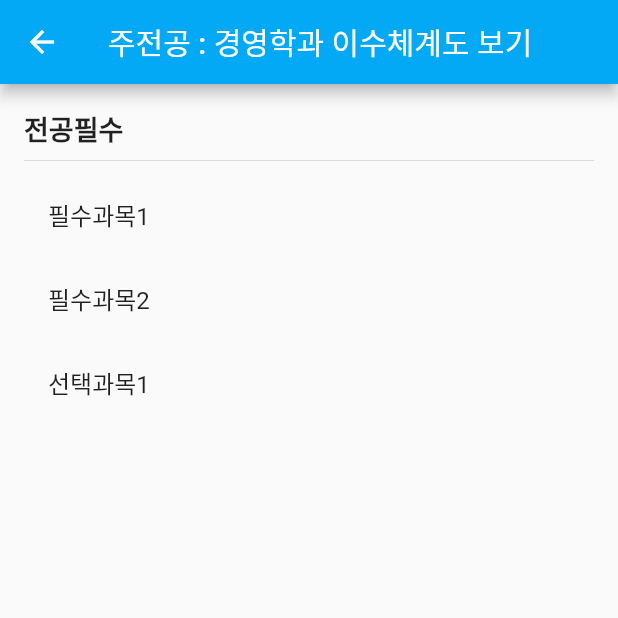
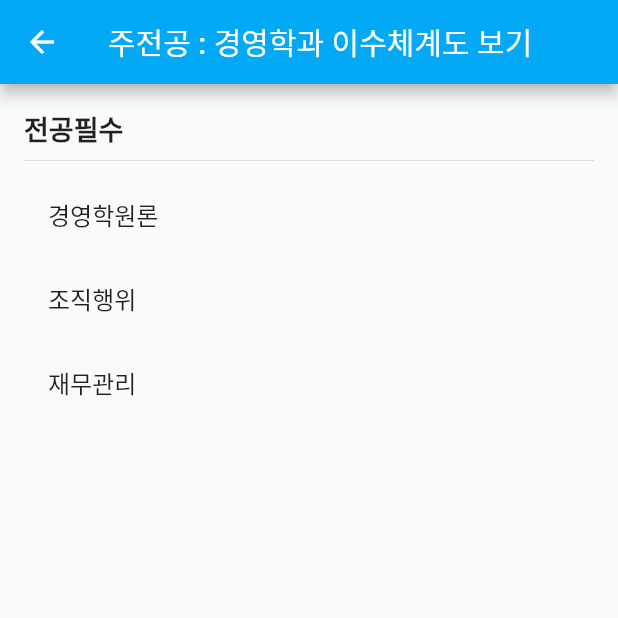
Before and after one commit to CSID-DGU/2023-2-OSSProj-eoEo-5, a Flutter app: the Main_major_course screen opened directly, on a phone screen of 412 x 824 dp, the top half of it. Run offline on Flutter 3.47's test engine with Material 2 defaults, Android fonts, the phone set to English and light mode, and no system bars; our stand-ins replace get, syncfusion_flutter_charts.

Commit message:
주전공 스크롤 가능하게 변경 ( 리스트뷰 이용 )

```diff
--- a/frontend/lib/screen/main_major_course.dart
+++ b/frontend/lib/screen/main_major_course.dart
@@ -10,8 +10,8 @@ class Main_major_course extends StatelessWidget {
           '주전공 : 경영학과 이수체계도 보기',
           style: TextStyle(
             color: Colors.white,
-            //fontWeight: FontWeight.bold,
-          ),),
+          ),
+        ),
       ),
       body: Padding(
         padding: const EdgeInsets.all(16.0),
@@ -28,20 +28,31 @@ class Main_major_course extends StatelessWidget {
 
             Divider(), // 구분선 추가
 
+            // ListView를 사용하여 스크롤 가능한 목록 생성
+            Expanded(
+              child: ListView(
+                children: <Widget>[
                   ListTile(
-              title: Text('필수과목1'), //들은 학점도 오른쪽 상단에 나오면 좋겠다
+                    title: Text('경영학원론'),
                     onTap: () {
+                      // 경영학원론에 대한 설명이 나오도록 할 수 있습니다.
                     },
                   ),
                   ListTile(
-              title: Text('필수과목2'), //들은 학점도 오른쪽 상단에 나오면 좋겠다
+                    title: Text('조직행위'),
                     onTap: () {
+                      // 조직행위 과목에 대한 설명이 나오도록 할 수 있습니다.
                     },
                   ),
                   ListTile(
-          title: Text('선택과목1'), //들은 학점도 오른쪽 상단에 나오면 좋겠다
+                    title: Text('재무관리'),
                     onTap: () {
+                      // 재무관리 과목에 대한 설명이 나오도록 할 수 있습니다.
                     },
+                  ),
+                  // 다른 과목 항목들도 유사하게 추가할 수 있습니다.
+                ],
+              ),
             ),
           ],
         ),
```
Lines whose indentation alone changed are shown as unchanged.
